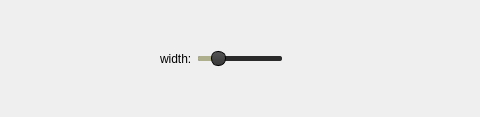
Old version of the form pencilprops.ui in the repository MaxMalts/Online_Board; both pictures show x 276 to 756 and y 0 to 117 of the 994 by 117 pixel window.
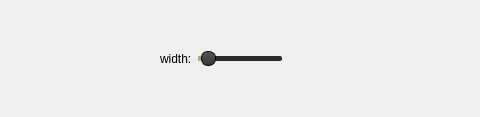
New version of the form.

```diff
--- a/pencilprops.ui
+++ b/pencilprops.ui
@@ -102,7 +102,7 @@
       <number>100</number>
      </property>
      <property name="value">
-      <number>20</number>
+      <number>5</number>
      </property>
      <property name="orientation">
       <enum>Qt::Horizontal</enum>
```
